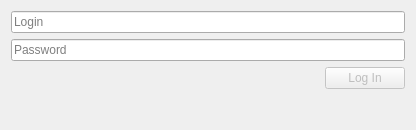
First picture: the form in parsec/core/gui/forms/login_widget.ui, repository Scille/parsec-cloud, before the edit.
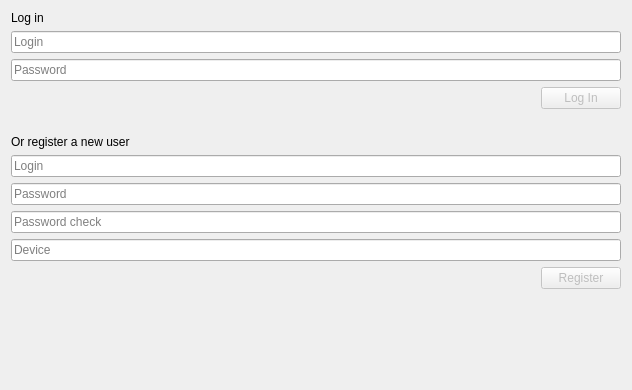
Second picture: the form after the edit.

Commit message: Handling of new_user/login

```diff
--- a/parsec/core/gui/forms/login_widget.ui
+++ b/parsec/core/gui/forms/login_widget.ui
@@ -6,12 +6,12 @@
    <rect>
     <x>0</x>
     <y>0</y>
-    <width>416</width>
-    <height>130</height>
+    <width>632</width>
+    <height>390</height>
    </rect>
   </property>
   <property name="sizePolicy">
-   <sizepolicy hsizetype="Preferred" vsizetype="Expanding">
+   <sizepolicy hsizetype="Preferred" vsizetype="Preferred">
     <horstretch>0</horstretch>
     <verstretch>0</verstretch>
    </sizepolicy>
@@ -21,7 +21,20 @@
   </property>
   <layout class="QVBoxLayout" name="verticalLayout">
    <item>
-    <widget class="QLineEdit" name="line_input_login">
+    <widget class="QLabel" name="label">
+     <property name="sizePolicy">
+      <sizepolicy hsizetype="Preferred" vsizetype="Minimum">
+       <horstretch>0</horstretch>
+       <verstretch>0</verstretch>
+      </sizepolicy>
+     </property>
+     <property name="text">
+      <string>Log in</string>
+     </property>
+    </widget>
+   </item>
+   <item>
+    <widget class="QLineEdit" name="line_edit_login">
      <property name="placeholderText">
       <string>Login</string>
      </property>
@@ -69,11 +82,108 @@
      <property name="text">
       <string/>
      </property>
+    </widget>
+   </item>
+   <item>
+    <widget class="QLabel" name="label_2">
+     <property name="sizePolicy">
+      <sizepolicy hsizetype="Preferred" vsizetype="Minimum">
+       <horstretch>0</horstretch>
+       <verstretch>0</verstretch>
+      </sizepolicy>
+     </property>
+     <property name="text">
+      <string>Or register a new user</string>
+     </property>
+    </widget>
+   </item>
+   <item>
+    <widget class="QLineEdit" name="line_edit_register_login">
+     <property name="text">
+      <string/>
+     </property>
+     <property name="placeholderText">
+      <string>Login</string>
+     </property>
+    </widget>
+   </item>
+   <item>
+    <widget class="QLineEdit" name="line_edit_register_password">
+     <property name="echoMode">
+      <enum>QLineEdit::Password</enum>
+     </property>
+     <property name="placeholderText">
+      <string>Password</string>
+     </property>
+    </widget>
+   </item>
+   <item>
+    <widget class="QLineEdit" name="line_edit_register_password_check">
+     <property name="echoMode">
+      <enum>QLineEdit::Password</enum>
+     </property>
+     <property name="placeholderText">
+      <string>Password check</string>
+     </property>
+    </widget>
+   </item>
+   <item>
+    <widget class="QLineEdit" name="line_edit_register_device">
+     <property name="placeholderText">
+      <string>Device</string>
+     </property>
+    </widget>
+   </item>
+   <item>
+    <layout class="QHBoxLayout" name="horizontalLayout_2">
+     <item>
+      <spacer name="horizontalSpacer_2">
+       <property name="orientation">
+        <enum>Qt::Horizontal</enum>
+       </property>
+       <property name="sizeHint" stdset="0">
+        <size>
+         <width>40</width>
+         <height>20</height>
+        </size>
+       </property>
+      </spacer>
+     </item>
+     <item>
+      <widget class="QPushButton" name="button_register">
+       <property name="enabled">
+        <bool>false</bool>
+       </property>
+       <property name="text">
+        <string>Register</string>
+       </property>
+      </widget>
+     </item>
+    </layout>
+   </item>
+   <item>
+    <widget class="QLabel" name="label_register_error">
+     <property name="text">
+      <string/>
+     </property>
      <property name="alignment">
       <set>Qt::AlignCenter</set>
      </property>
     </widget>
    </item>
+   <item>
+    <spacer name="verticalSpacer">
+     <property name="orientation">
+      <enum>Qt::Vertical</enum>
+     </property>
+     <property name="sizeHint" stdset="0">
+      <size>
+       <width>20</width>
+       <height>40</height>
+      </size>
+     </property>
+    </spacer>
+   </item>
   </layout>
  </widget>
  <resources/>
```
Left out of the diff: 4 changed lines with no effect on the pictures. The commit also changes 12 other files.
